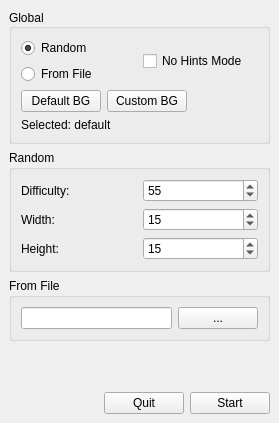
Above: src/f_qtmainwindow.ui from schuay/picmi-legacy before the change. Below: the same form after it.
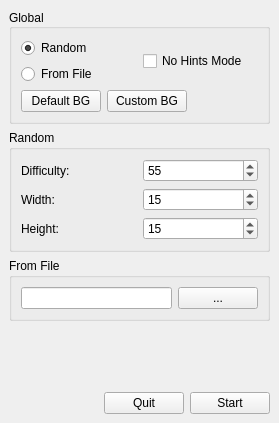
That is the form after the change. Icons and pictures are not drawn.

Diff of the .ui file:
```diff
--- a/src/f_qtmainwindow.ui
+++ b/src/f_qtmainwindow.ui
@@ -101,13 +101,6 @@
              </item>
             </layout>
            </item>
-           <item>
-            <widget class="QLabel" name="lblBG">
-             <property name="text">
-              <string>Selected: default</string>
-             </property>
-            </widget>
-           </item>
           </layout>
          </item>
         </layout>
```
